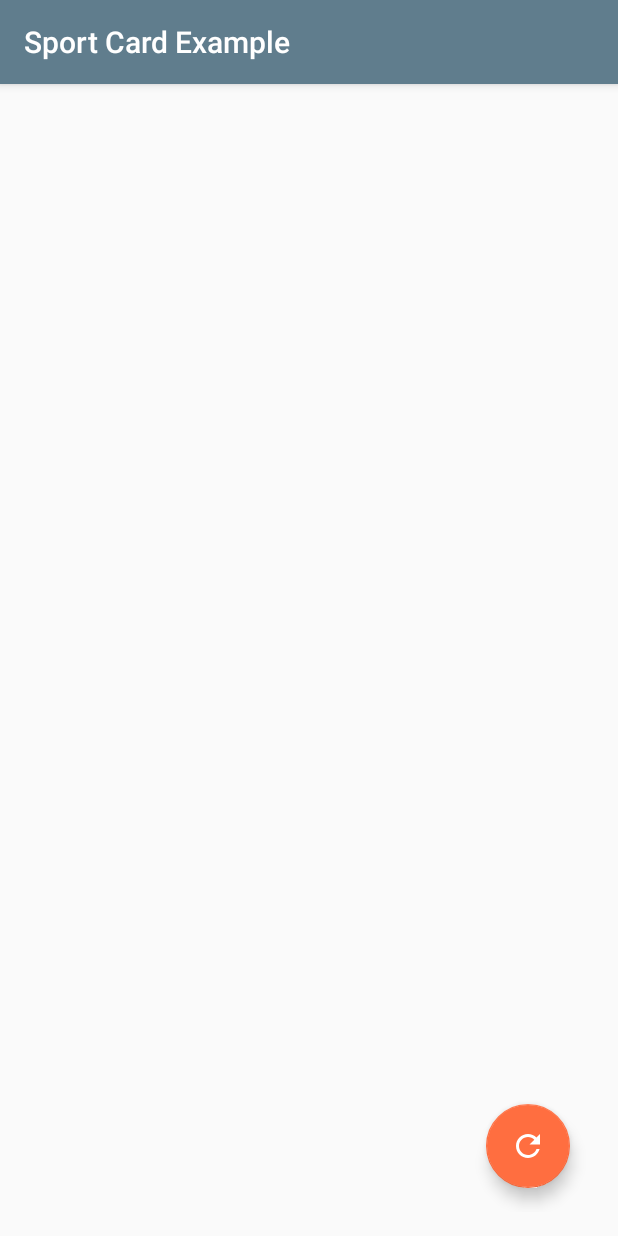
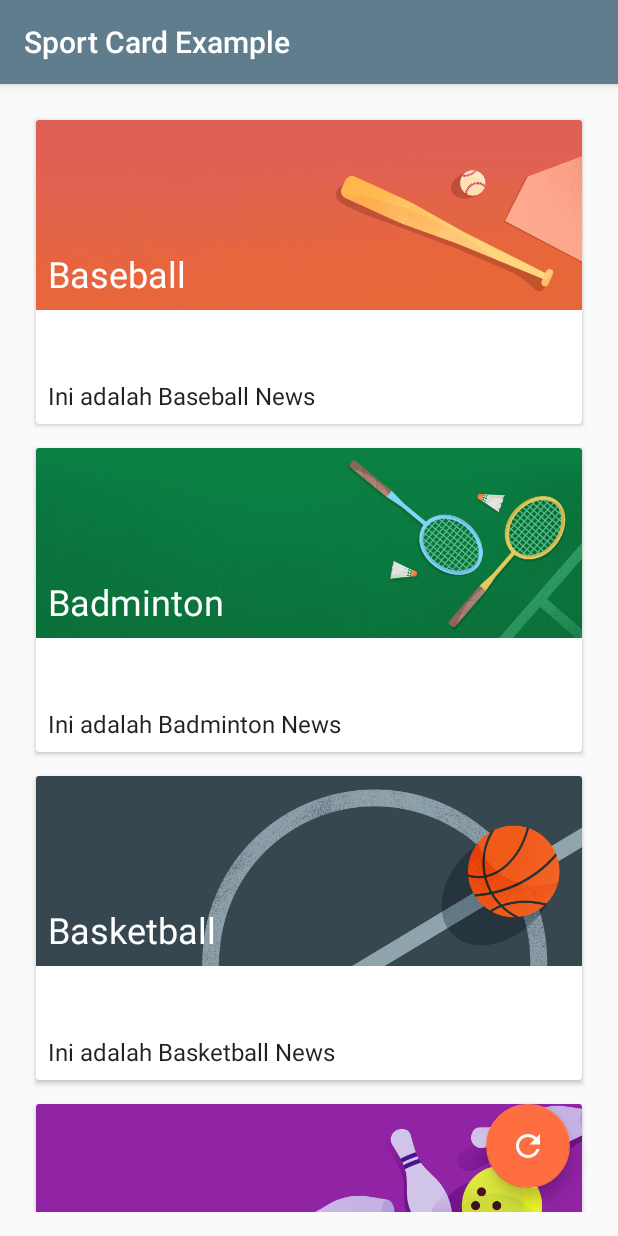
Before and after one commit to naaddiim/Pemrograman-Aplikasi-Bergerak, an Android app: the screen it shows after launch (MainActivity), on a phone screen of 412 x 824 dp. Run offline under Robolectric (Android 15) with nearby library versions, the phone set to English and light mode, and no system bars.

Commit message:
Tugas 20-21

```diff
--- a/SportCardExample/app/build.gradle
+++ b/SportCardExample/app/build.gradle
@@ -32,6 +32,8 @@ dependencies {
     implementation 'androidx.appcompat:appcompat:1.4.1'
     implementation 'com.google.android.material:material:1.5.0'
     implementation 'androidx.constraintlayout:constraintlayout:2.1.3'
+    implementation 'com.github.bumptech.glide:glide:4.13.0'
+    annotationProcessor 'com.github.bumptech.glide:compiler:4.13.0'
     testImplementation 'junit:junit:4.13.2'
     androidTestImplementation 'androidx.test.ext:junit:1.1.3'
     androidTestImplementation 'androidx.test.espresso:espresso-core:3.4.0'
--- a/SportCardExample/app/src/main/AndroidManifest.xml
+++ b/SportCardExample/app/src/main/AndroidManifest.xml
@@ -10,6 +10,9 @@
         android:supportsRtl="true"
         android:theme="@style/AppTheme">
         <activity
+            android:name=".DetailActivity"
+            android:exported="false" />
+        <activity
             android:name=".MainActivity"
             android:exported="true">
             <intent-filter>
--- a/SportCardExample/app/src/main/java/com/example/sportcardexample/MainActivity.java
+++ b/SportCardExample/app/src/main/java/com/example/sportcardexample/MainActivity.java
@@ -1,14 +1,94 @@
 package com.example.sportcardexample;
 
+import androidx.annotation.NonNull;
 import androidx.appcompat.app.AppCompatActivity;
+import androidx.recyclerview.widget.ItemTouchHelper;
+import androidx.recyclerview.widget.LinearLayoutManager;
+import androidx.recyclerview.widget.RecyclerView;
 
+import android.content.res.TypedArray;
 import android.os.Bundle;
+import android.view.View;
+
+import com.google.android.material.floatingactionbutton.FloatingActionButton;
+
+import java.util.ArrayList;
+import java.util.Collection;
+import java.util.Collections;
+import java.util.List;
 
 public class MainActivity extends AppCompatActivity {
+
+    private RecyclerView rvSport;
+    private FloatingActionButton fabSport;
+    private List<Sport> mSportData = new ArrayList<>();
+    private SportViewAdapter sportViewAdapter;
+
 
     @Override
     protected void onCreate(Bundle savedInstanceState) {
         super.onCreate(savedInstanceState);
         setContentView(R.layout.activity_main);
+
+        rvSport = findViewById(R.id.rvSport);
+        fabSport = findViewById(R.id.fabSport);
+
+
+
+        fabSport.setOnClickListener(new View.OnClickListener() {
+            @Override
+            public void onClick(View view) {
+                insertDummyData();
+            }
+        });
+
+        rvSport.setLayoutManager(new LinearLayoutManager(this));
+        sportViewAdapter = new SportViewAdapter(mSportData, this);
+        rvSport.setAdapter(sportViewAdapter);
+
+        insertDummyData();
+
+
+
+        ItemTouchHelper helper = new ItemTouchHelper(new ItemTouchHelper.SimpleCallback(
+                ItemTouchHelper.LEFT | ItemTouchHelper.RIGHT | ItemTouchHelper.DOWN |
+                ItemTouchHelper.UP, ItemTouchHelper.LEFT | ItemTouchHelper.RIGHT) {
+            @Override
+            public boolean onMove(@NonNull RecyclerView recyclerView, @NonNull RecyclerView.ViewHolder viewHolder, @NonNull RecyclerView.ViewHolder target) {
+                int from = viewHolder.getAdapterPosition();
+                int to = target.getAdapterPosition();
+
+                Collections.swap(mSportData, from, to);
+                sportViewAdapter.notifyItemMoved(from, to);
+                return true;
+            }
+
+            @Override
+            public void onSwiped(@NonNull RecyclerView.ViewHolder viewHolder, int direction) {
+                mSportData.remove(viewHolder.getAdapterPosition());
+                sportViewAdapter.notifyItemRemoved(viewHolder.getAdapterPosition());
+
+            }
+        });
+
+        helper.attachToRecyclerView(rvSport);
+
+    }
+
+    private void insertDummyData() {
+        String[] sportList = getResources().getStringArray(R.array.sports_title);
+        String[] sportInfo = getResources().getStringArray(R.array.sports_info);
+        //image menggunakan typed
+        TypedArray sportImageResource = getResources().obtainTypedArray(R.array.sports_images);
+
+        mSportData.clear();
+
+        for(int i = 0; i< sportList.length; i++) {
+            mSportData.add(new Sport(sportList[i], sportInfo[i], sportImageResource.getResourceId(i, 0)));
+        }
+
+        sportImageResource.recycle();
+
+        sportViewAdapter.notifyDataSetChanged();
     }
 }
--- a/SportCardExample/app/src/main/java/com/example/sportcardexample/Sport.java
+++ b/SportCardExample/app/src/main/java/com/example/sportcardexample/Sport.java
@@ -5,4 +5,33 @@ public class Sport {
     private String info;
     private int imageResource;
 
+    public Sport(String title, String info, int imageResource) {
+        this.title = title;
+        this.info = info;
+        this.imageResource = imageResource;
+    }
+
+    public String getTitle() {
+        return title;
+    }
+
+    public void setTitle(String title) {
+        this.title = title;
+    }
+
+    public String getInfo() {
+        return info;
+    }
+
+    public void setInfo(String info) {
+        this.info = info;
+    }
+
+    public int getImageResource() {
+        return imageResource;
+    }
+
+    public void setImageResource(int imageResource) {
+        this.imageResource = imageResource;
+    }
 }
--- /dev/null
+++ b/SportCardExample/app/src/main/java/com/example/sportcardexample/SportViewAdapter.java
@@ -0,0 +1,78 @@
+package com.example.sportcardexample;
+
+import android.content.Context;
+import android.content.Intent;
+import android.view.LayoutInflater;
+import android.view.View;
+import android.view.ViewGroup;
+import android.widget.ImageView;
+import android.widget.TextView;
+
+import androidx.annotation.NonNull;
+import androidx.recyclerview.widget.RecyclerView;
+
+import com.bumptech.glide.Glide;
+
+import java.util.List;
+
+public class SportViewAdapter extends RecyclerView.Adapter<SportViewAdapter.ViewHolder> {
+
+    private List<Sport> mData;
+    private Context mContext;
+
+    public SportViewAdapter(List<Sport> mData, Context mContext) {
+        this.mData = mData;
+        this.mContext = mContext;
+    }
+
+    @NonNull
+    @Override
+    public SportViewAdapter.ViewHolder onCreateViewHolder(@NonNull ViewGroup parent, int viewType) {
+        View view = LayoutInflater.from(mContext).inflate(R.layout.list_item, parent, false);
+
+        return new ViewHolder(view);
+    }
+
+    @Override
+    public void onBindViewHolder(@NonNull SportViewAdapter.ViewHolder holder, int position) {
+        Sport sport = mData.get(position);
+        holder.bindTo(sport);
+
+    }
+
+    @Override
+    public int getItemCount() {
+        return mData.size();
+    }
+
+    public class ViewHolder extends RecyclerView.ViewHolder implements View.OnClickListener {
+        private TextView tvTitle, tvInfo;
+        private ImageView ivSport;
+
+
+        public ViewHolder(@NonNull View itemView) {
+            super(itemView);
+            tvTitle = itemView.findViewById(R.id.tvTitle);
+            tvInfo = itemView.findViewById(R.id.tvSubTitle);
+            ivSport = itemView.findViewById(R.id.ivSport);
+
+            itemView.setOnClickListener(this);
+        }
+
+        void bindTo(Sport sport) {
+            tvTitle.setText(sport.getTitle());
+            tvInfo.setText(sport.getInfo());
+            //gunakan library Glide
+            Glide.with(mContext).load(sport.getImageResource()).into(ivSport);
+        }
+
+        @Override
+        public void onClick(View view) {
+            Sport sport = mData.get(getAdapterPosition());
+            Intent intent = new Intent(mContext, DetailActivity.class);
+            intent.putExtra("TITLE", sport.getTitle());
+            intent.putExtra("IMAGE_RESOURCE", sport.getImageResource());
+            mContext.startActivity(intent);
+        }
+    }
+}
--- a/SportCardExample/app/src/main/res/values/strings.xml
+++ b/SportCardExample/app/src/main/res/values/strings.xml
@@ -1,3 +1,45 @@
 <resources>
     <string name="app_name">Sport Card Example</string>
+    <string name="lorem_text">Lorem ipsum dolor sit amet, consectetur adipiscing elit. Sed ultrices mattis efficitur. Integer scelerisque blandit sem. In ornare maximus orci a condimentum. Nulla rutrum, erat quis dignissim lacinia, metus sem faucibus tortor, eu mollis enim arcu at sem. Donec ac neque tincidunt, molestie ligula in, facilisis ipsum. Vestibulum venenatis porta tortor, sit amet varius nibh ultricies non. Curabitur venenatis pulvinar ligula vitae scelerisque.</string>
+    <string-array name="sports_title">
+        <item>Baseball</item>
+        <item>Badminton</item>
+        <item>Basketball</item>
+        <item>Bowling</item>
+        <item>Cycling</item>
+        <item>Golf</item>
+        <item>Running</item>
+        <item>Soccer</item>
+        <item>Swimming</item>
+        <item>Table Tennis</item>
+        <item>Tennis</item>
+    </string-array>
+
+    <string-array name="sports_info">
+        <item>Ini adalah Baseball News</item>
+        <item>Ini adalah Badminton News</item>
+        <item>Ini adalah Basketball News</item>
+        <item>Ini adalah Bowling News</item>
+        <item>Ini adalah Cycling News</item>
+        <item>Ini adalah Golf News</item>
+        <item>Ini adalah Running News</item>
+        <item>Ini adalah Soccer News</item>
+        <item>Ini adalah Swimming News</item>
+        <item>Ini adalah Table Tennis News</item>
+        <item>Ini adalah Tennis News</item>
+    </string-array>
+
+    <string-array name="sports_images">
+        <item>@drawable/img_baseball</item>
+        <item>@drawable/img_badminton</item>
+        <item>@drawable/img_basketball</item>
+        <item>@drawable/img_bowling</item>
+        <item>@drawable/img_cycling</item>
+        <item>@drawable/img_golf</item>
+        <item>@drawable/img_running</item>
+        <item>@drawable/img_soccer</item>
+        <item>@drawable/img_swimming</item>
+        <item>@drawable/img_tabletennis</item>
+        <item>@drawable/img_tennis</item>
+    </string-array>
 </resources>
```
Also changed, not shown: SportCardExample/app/src/main/java/com/example/sportcardexample/DetailActivity.java (added, +30 -0 lines), SportCardExample/app/src/main/res/layout/activity_detail.xml (added, +54 -0 lines).
